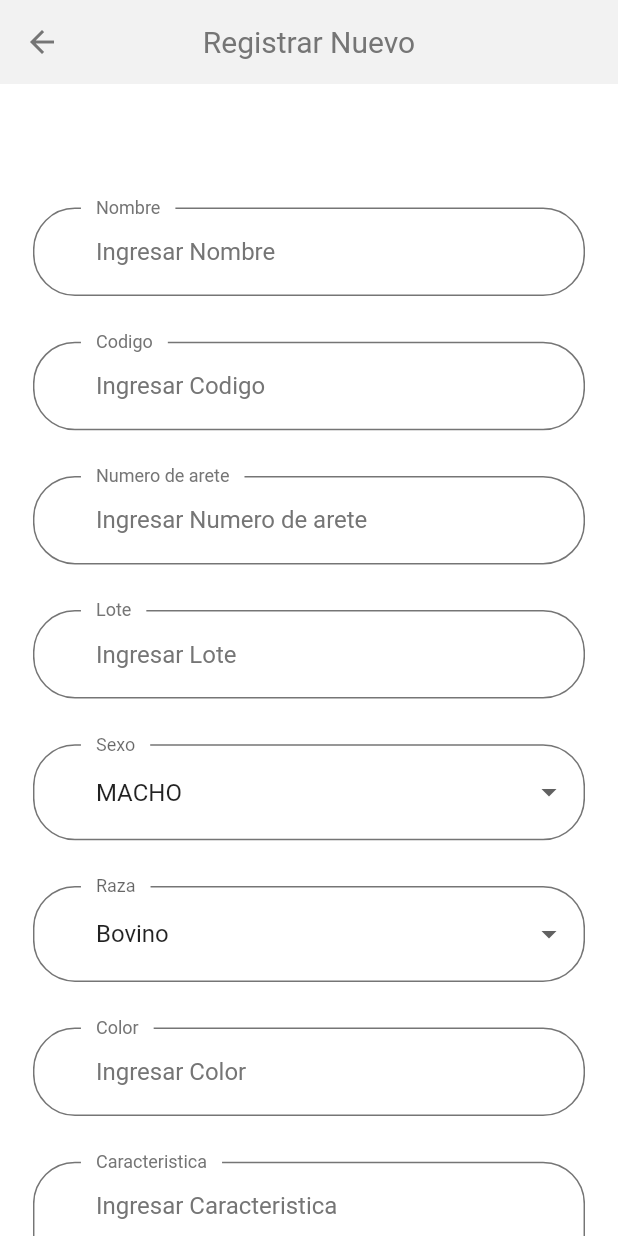
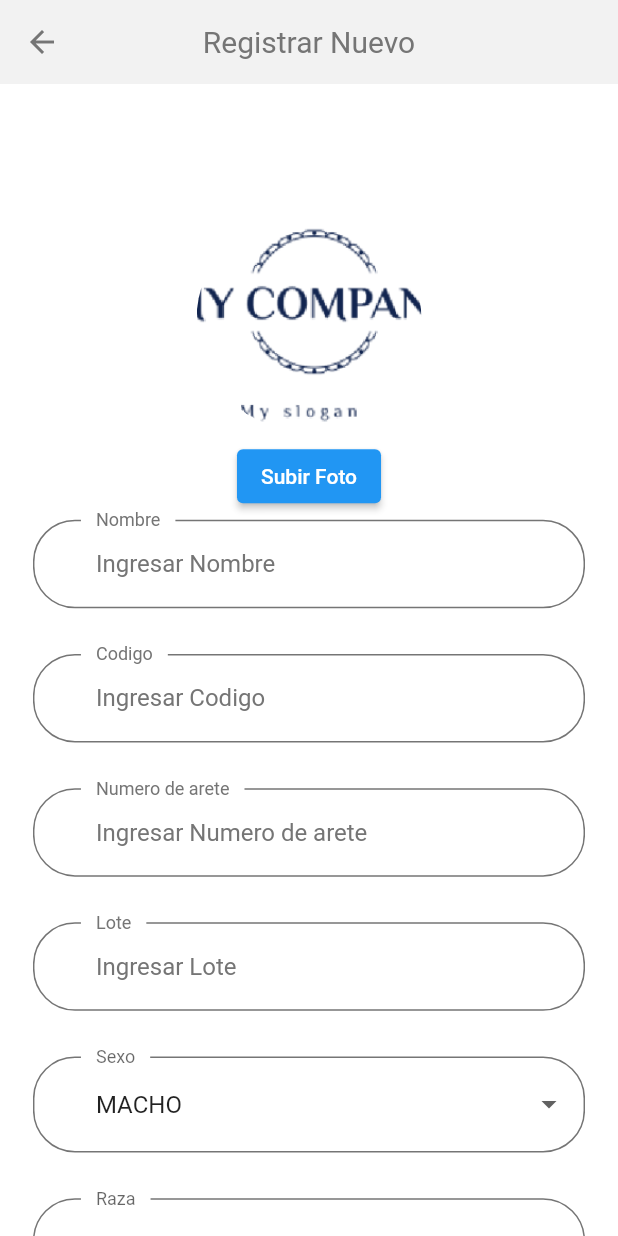
Before and after one commit to enu-44/agropecuaria-flutter-app, a Flutter app: the AnimalBodyScreen screen opened directly, on a phone screen of 412 x 824 dp. Run offline on Flutter 3.47's test engine with Material 2 defaults, Android fonts, the phone set to English and light mode, and no system bars; our stand-ins replace bloc, equatable, flutter_bloc, flutter_svg, fluttertoast, get_it and 4 more; missing offline and left inert: dart:ffi; accounts and stored records are empty; Roboto replaces fonts that are missing (Muli).

```diff
--- a/lib/features/presentation/pages/main cattle/components/animal_form.dart
+++ b/lib/features/presentation/pages/main cattle/components/animal_form.dart
@@ -1,8 +1,11 @@
+import 'dart:io';
+
 import 'package:agropecuariosapp/features/presentation/widgets/default_button.dart';
 import 'package:agropecuariosapp/features/presentation/widgets/form_error.dart';
 import 'package:agropecuariosapp/features/presentation/widgets/input_credential.dart';
 import 'package:agropecuariosapp/size_config.dart';
 import 'package:flutter/material.dart';
+import 'package:image_picker/image_picker.dart';
 
 class AnimalForm extends StatefulWidget {
   const AnimalForm({super.key});
@@ -23,6 +26,9 @@ class _AnimalFormState extends State<AnimalForm> {
   String _selectedSexStatus = 'MACHO';
   String _selectedRaceStatus = 'Bovino';
   final List<String?> errors = [];
+  File? _image;
+
+  final ImagePicker _picker = ImagePicker();
 
   void addError({String? error}) {
     if (!errors.contains(error))
@@ -38,11 +44,46 @@ class _AnimalFormState extends State<AnimalForm> {
       });
   }
 
+  Future<void> _getImageFromCamera() async {
+    final pickedFile = await _picker.pickImage(source: ImageSource.camera);
+
+    setState(() {
+      if (pickedFile != null) {
+        _image = File(pickedFile.path);
+      }
+    });
+  }
+
+  ImageProvider getImage(File? image) {
+    if(image !=null){
+       return FileImage(image);
+    }
+    return const AssetImage('assets/splash/splash1.png');
+  }
+
   @override
   Widget build(BuildContext context) {
+
     return Form(
         key: _formKey,
         child: Column(children: <Widget>[
+          Container(
+              width: 150,
+              height: 150,
+              decoration: BoxDecoration(
+                shape: BoxShape.circle,
+                image: DecorationImage(
+                  fit: BoxFit.cover,
+                  image: getImage(_image),
+                ),
+              ),
+            ),
+          SizedBox(height: getProportionateScreenHeight(5)),
+          ElevatedButton(
+            onPressed: _getImageFromCamera,
+            child: Text('Subir Foto'),
+          ),
+          SizedBox(height: getProportionateScreenHeight(5)),
           InputCredential(
             controller: _nameController,
             hintText: "Ingresar Nombre",
--- a/pubspec.yaml
+++ b/pubspec.yaml
@@ -63,6 +63,7 @@ dev_dependencies:
   flutter_lints: ^2.0.0
   build_runner: ^2.4.6
   hive_generator: ^2.0.1
+  image_picker: ^0.8.4+11
 
 
 # For information on the generic Dart part of this file, see the
```
